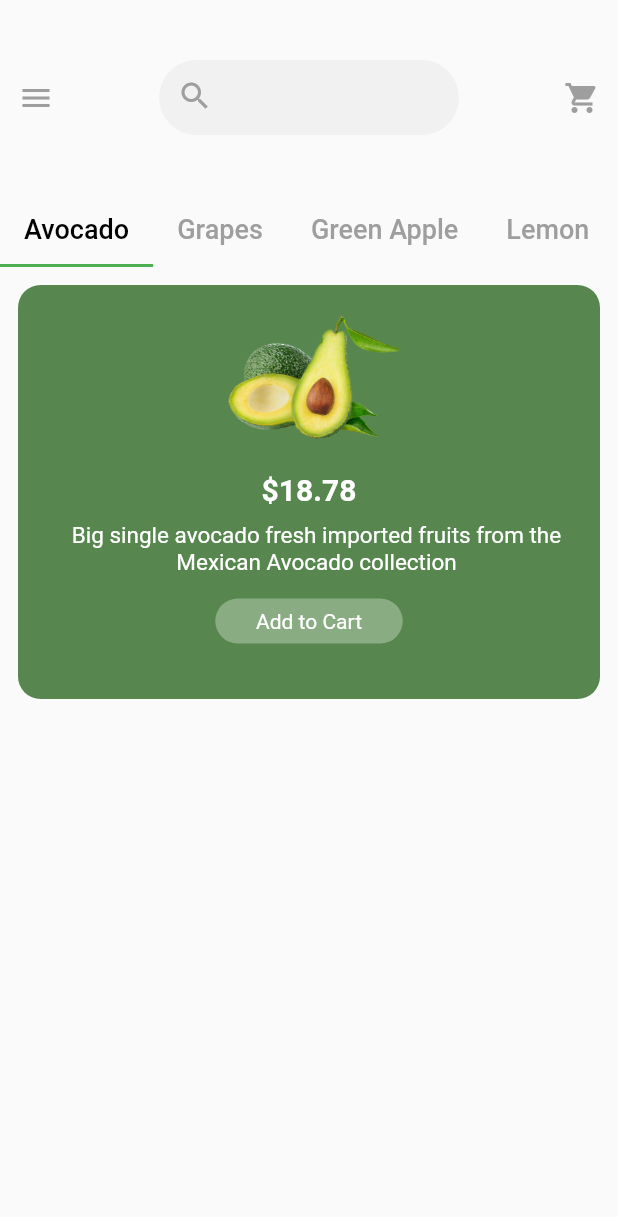
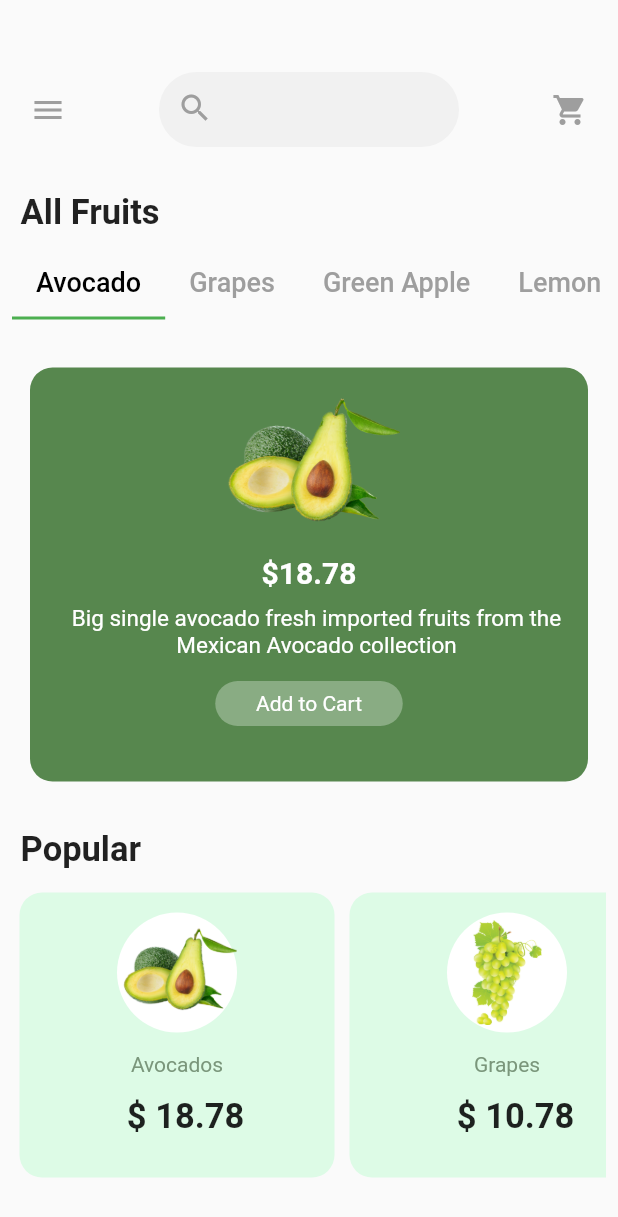
Before and after one commit to milkyascodes/fruits_ui, a Flutter app: the screen it shows after launch, on a phone screen of 412 x 824 dp. Shown: the top 1217 px of the screen. Run offline on Flutter 3.47's test engine with Material 2 defaults, Android fonts, the light colour scheme and no system bars; Roboto replaces fonts that are missing (Quicksand).

Commit message:
added popular feature

```diff
--- a/lib/main.dart
+++ b/lib/main.dart
@@ -1,3 +1,5 @@
+// ignore_for_file: prefer_const_constructors
+
 import 'package:flutter/material.dart';
 
 import 'pages/home_page.dart';
--- /dev/null
+++ b/lib/my_widgets.dart
@@ -0,0 +1,14 @@
+import 'package:flutter/material.dart';
+
+class TextBuilder extends StatelessWidget {
+  TextBuilder({Key? key, required this.heading}) : super(key: key);
+  var heading;
+
+  @override
+  Widget build(BuildContext context) {
+    return Text(
+      ' $heading',
+      style: TextStyle(fontWeight: FontWeight.bold, fontSize: 23),
+    );
+  }
+}
--- a/lib/pages/fuit_page.dart
+++ b/lib/pages/fuit_page.dart
@@ -1,6 +1,7 @@
 // ignore_for_file: prefer_const_constructors
 
 import 'package:flutter/material.dart';
+import '../my_widgets.dart';
 import 'home_page.dart';
 
 class TabNav extends StatelessWidget {
@@ -10,8 +11,13 @@ class TabNav extends StatelessWidget {
   @override
   Widget build(BuildContext context) {
     return Column(
+      crossAxisAlignment: CrossAxisAlignment.start,
       children: [
-        SizedBox(height: 40),
+        SizedBox(height: 30),
+        TextBuilder(
+          heading: 'All Fruits',
+        ),
+        SizedBox(height: 10),
         TabBar(
           isScrollable: true,
           labelColor: Colors.black,
@@ -27,6 +33,7 @@ class TabNav extends StatelessWidget {
               ),
           ],
         ),
+        SizedBox(height: 20),
         SizedBox(
           height: 300,
           child: TabBarView(
--- a/lib/pages/home_page.dart
+++ b/lib/pages/home_page.dart
@@ -2,6 +2,7 @@
 
 import 'package:flutter/material.dart';
 import 'package:fruits_ui/pages/fuit_page.dart';
+import 'package:fruits_ui/pages/popular.dart';
 
 final tabs = [
   'Avocado',
@@ -24,10 +25,12 @@ class _MyHomePageState extends State<MyHomePage> {
   @override
   Widget build(BuildContext context) {
     return DefaultTabController(
-        length: tabs.length,
-        child: Scaffold(
-          body: SafeArea(
-            child: SingleChildScrollView(
+      length: tabs.length,
+      child: Scaffold(
+        body: SafeArea(
+          child: SingleChildScrollView(
+            child: Padding(
+              padding: const EdgeInsets.all(8.0),
               child: Column(
                 children: [
                   SizedBox(height: 40),
@@ -69,10 +72,14 @@ class _MyHomePageState extends State<MyHomePage> {
                       tabs: tabs,
                     ),
                   ),
+                  SizedBox(height: 20),
+                  PopularFruits(),
                 ],
               ),
             ),
           ),
-        ));
+        ),
+      ),
+    );
   }
 }
--- /dev/null
+++ b/lib/pages/popular.dart
@@ -0,0 +1,87 @@
+// ignore_for_file: prefer_const_literals_to_create_immutables, prefer_const_constructors
+
+import 'package:flutter/material.dart';
+// import 'package:fruits_ui/pages/home_page.dart';
+
+import '../my_widgets.dart';
+
+var fruits = {
+  {
+    'text': 'Avocados',
+    'price': '18.78',
+    'img': 'assets/avocado.png',
+  },
+  {
+    'text': 'Grapes',
+    'price': '10.78',
+    'img': 'assets/grapes.png',
+  },
+  {
+    'text': 'Green Apple',
+    'price': '18.78',
+    'img': 'assets/lemon.png',
+  },
+  {
+    'text': 'Lemon',
+    'price': '10.78',
+    'img': 'assets/lemons.png',
+  },
+  {
+    'text': 'Orange',
+    'price': '9.78',
+    'img': 'assets/orange.png',
+  },
+};
+
+class PopularFruits extends StatelessWidget {
+  const PopularFruits({Key? key}) : super(key: key);
+
+  @override
+  Widget build(BuildContext context) {
+    return Column(
+      crossAxisAlignment: CrossAxisAlignment.stretch,
+      children: [
+        TextBuilder(
+          heading: 'Popular',
+        ),
+        SizedBox(height: 10),
+        SizedBox(
+          height: 200,
+          child: ListView(
+            scrollDirection: Axis.horizontal,
+            children: [
+              for (var fruit in fruits)
+                Container(
+                  margin: EdgeInsets.all(5),
+                  width: 210,
+                  decoration: BoxDecoration(
+                      color: Color.fromARGB(40, 64, 255, 124),
+                      borderRadius: BorderRadius.circular(15.0)),
+                  child: Column(
+                    mainAxisAlignment: MainAxisAlignment.spaceEvenly,
+                    children: [
+                      CircleAvatar(
+                        backgroundColor: Colors.white,
+                        radius: 40,
+                        child: Image.asset(
+                          fruit['img'].toString(),
+                          height: 70,
+                        ),
+                      ),
+                      Text(
+                        fruit['text'].toString(),
+                        style: TextStyle(
+                            color: Color.fromARGB(255, 122, 150, 123)),
+                      ),
+                      TextBuilder(heading: ' \$ ' + fruit['price'].toString()),
+                      SizedBox()
+                    ],
+                  ),
+                )
+            ],
+          ),
+        )
+      ],
+    );
+  }
+}
--- /dev/null
+++ b/lib/sample.json
@@ -0,0 +1,19 @@
+{
+    "items": [
+      {
+        "id": "p1",
+        "name": "Item 1",
+        "description": "Description 1"
+      },
+      {
+        "id": "p2",
+        "name": "Item 2",
+        "description": "Description 2"
+      },
+      {
+        "id": "p3",
+        "name": "Item 3",
+        "description": "Description 3"
+      }
+    ]
+  }
```
